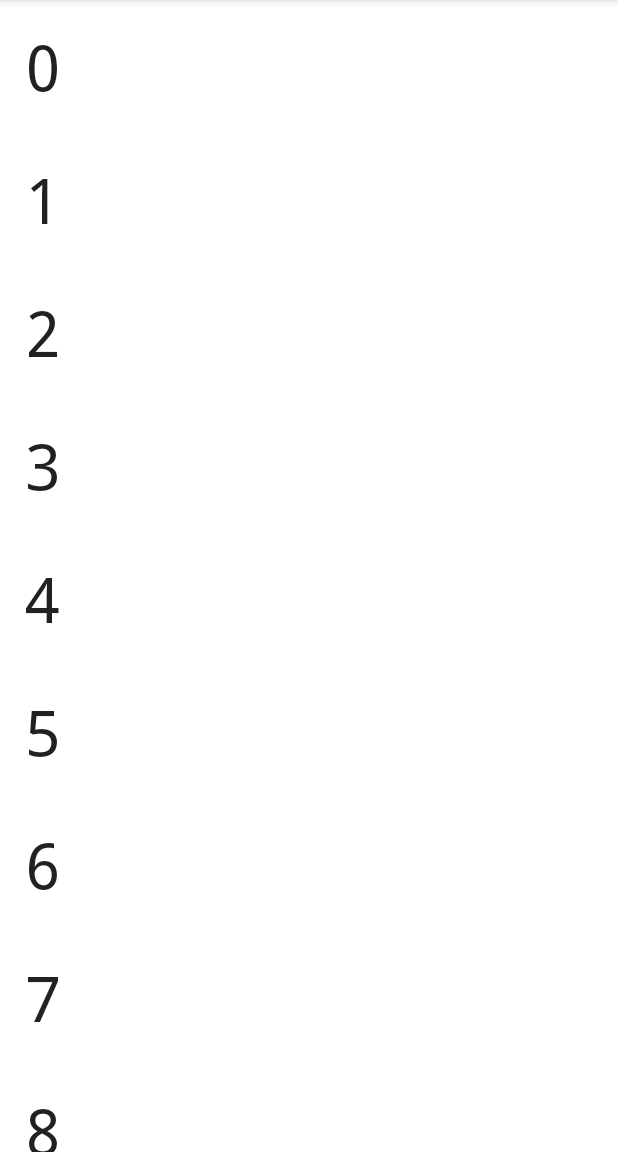
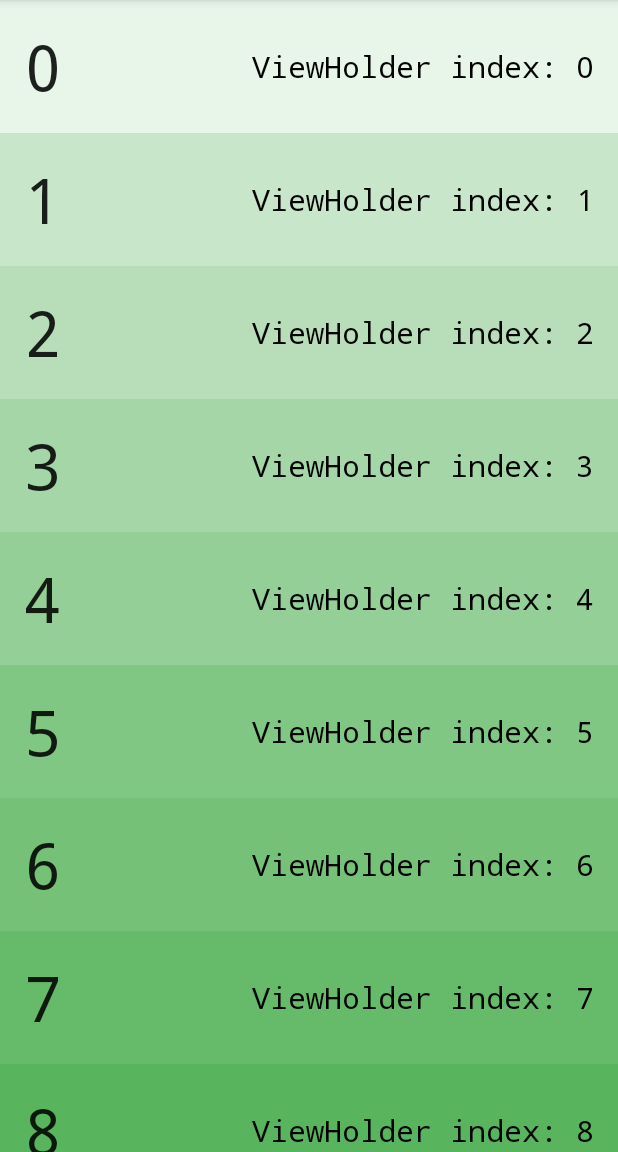
Before and after one commit to 3dylson/Modulo-2, an Android app: the screen it shows after launch (MainActivity), on a phone screen of 412 x 824 dp, the part 84-1236 px from its top. Run offline under Robolectric (Android 15) with nearby library versions, the phone set to English and light mode, and no system bars.

Commit message:
Visualizing Recycling - Lesson 3: 19

```diff
--- a/FavoriteToys/app/src/main/java/com/example/android/favoritetoys/GreenAdapter.java
+++ b/FavoriteToys/app/src/main/java/com/example/android/favoritetoys/GreenAdapter.java
@@ -10,6 +10,8 @@ import android.widget.TextView;
 
 import androidx.recyclerview.widget.RecyclerView;
 
+import java.text.BreakIterator;
+
 /**
  * We named this Adapter GreenAdapter because its
  * contents are green.
@@ -19,6 +21,8 @@ public class GreenAdapter extends RecyclerView.Adapter<GreenAdapter.NumberViewHo
     private static final String TAG = GreenAdapter.class.getSimpleName();
     private int mNumberItems;
 
+    private static int viewHolderCount;
+
     /**
      * Constructor for GreenAdapter that accepts a number of items to display and the specification
      * for the ListItemClickListener.
@@ -27,6 +31,7 @@ public class GreenAdapter extends RecyclerView.Adapter<GreenAdapter.NumberViewHo
      */
     public GreenAdapter(int numberOfItems) {
         mNumberItems = numberOfItems;
+        viewHolderCount = 0;
     }
 
 
@@ -49,6 +54,20 @@ public class GreenAdapter extends RecyclerView.Adapter<GreenAdapter.NumberViewHo
 
         View view = inflater.inflate(layoutIdForListItem, parent, shouldAttachToParentImmediately);
         NumberViewHolder viewHolder = new NumberViewHolder(view);
+
+        // Set the text of viewHolderIndex to "ViewHolder index: " + viewHolderCount
+        viewHolder.viewHolderIndex.setText("ViewHolder index: " + viewHolderCount);
+
+        // Use ColorUtils.getViewHolderBackgroundColorFromInstance and pass in a Context and the viewHolderCount
+        int backgroundColorForViewHolder = ColorUtils
+                .getViewHolderBackgroundColorFromInstance(context, viewHolderCount);
+        // Set the background color of viewHolder.itemView with the color from above
+        viewHolder.itemView.setBackgroundColor(backgroundColorForViewHolder);
+
+        // Increment viewHolderCount and log its value
+        viewHolderCount++;
+        Log.d(TAG, "onCreateViewHolder: number of ViewHolders created: "
+                + viewHolderCount);
 
         return viewHolder;
     }
@@ -90,6 +109,9 @@ public class GreenAdapter extends RecyclerView.Adapter<GreenAdapter.NumberViewHo
         // Will display the position in the list, ie 0 through getItemCount() - 1
         TextView listItemNumberView;
 
+        // Will display which ViewHolder is displaying this data
+        TextView viewHolderIndex;
+
         /**
          * Constructor for our ViewHolder. Within this constructor, we get a reference to our
          * TextViews and set an onClickListener to listen for clicks. Those will be handled in the
@@ -101,6 +123,9 @@ public class GreenAdapter extends RecyclerView.Adapter<GreenAdapter.NumberViewHo
             super(itemView);
 
             listItemNumberView = itemView.findViewById(R.id.tv_item_number);
+
+            // Use itemView.findViewById to get a reference to tv_view_holder_instance
+            viewHolderIndex = itemView.findViewById(R.id.tv_view_holder_instance);
         }
 
         /**
--- a/FavoriteToys/app/src/main/res/layout/number_list_item.xml
+++ b/FavoriteToys/app/src/main/res/layout/number_list_item.xml
@@ -16,4 +16,15 @@
         android:textSize="42sp"
         tools:text="#42" />
 
+
+    <TextView
+        android:id="@+id/tv_view_holder_instance"
+        style="@style/TextAppearance.AppCompat.Title"
+        android:layout_width="wrap_content"
+        android:layout_height="wrap_content"
+        android:layout_gravity="center_vertical|end"
+        android:fontFamily="monospace"
+        android:textColor="#000"
+        tools:text="ViewHolder instance: 7" />
+
 </FrameLayout>
```
